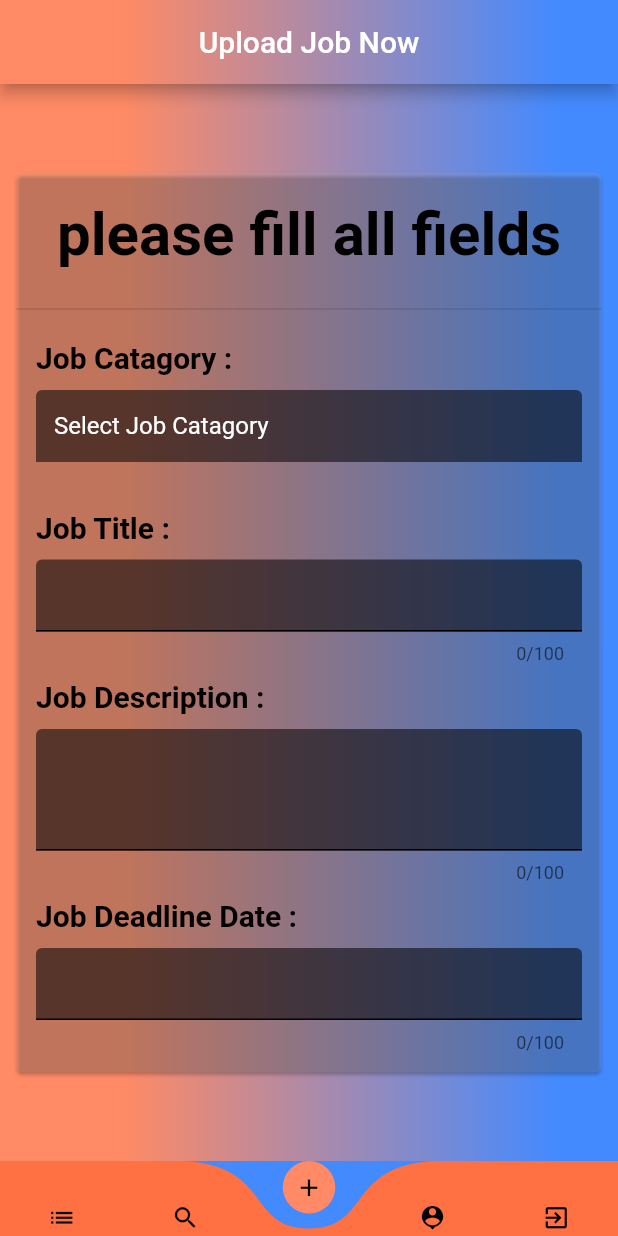
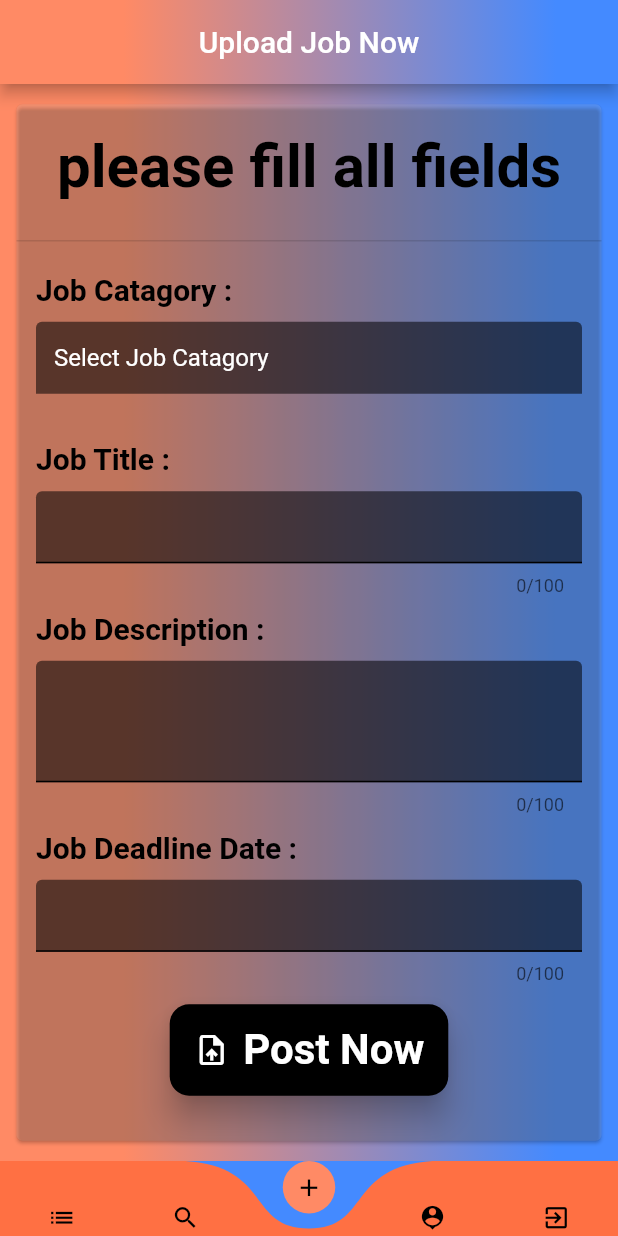
Before and after one commit to eliasdengo/cupwork, a Flutter app: the screen it shows once a user with an empty profile is signed in, item 3 of the bottom bar chosen, on a phone screen of 412 x 824 dp. Run offline on Flutter 3.47's test engine with Material 2 defaults, Android fonts, the light colour scheme and no system bars; drawn by our look-alikes of curved_navigation_bar; our stand-ins replace cached_network_image, cloud_firestore, firebase_auth, firebase_core, firebase_storage, fluttertoast and 2 more; accounts and stored records are empty; network calls fail; Roboto replaces fonts that are missing (Signatra); statements that could not run were skipped.

Commit message:
some change in uploadjobnow and we added persistance data in persistent folder by name of persistent

```diff
--- a/lib/Jobs/upload_job.dart
+++ b/lib/Jobs/upload_job.dart
@@ -1,5 +1,7 @@
 import 'package:cupwork/Widgets/bottom_nav_bar.dart';
 import 'package:flutter/material.dart';
+
+import '../Persistent/persistent.dart';
 
 class UploadJobNow extends StatefulWidget {
   @override
@@ -14,6 +16,7 @@ class _UploadJobNowState extends State<UploadJobNow> {
       TextEditingController();
   final TextEditingController _jobDeadlineDateController =
       TextEditingController();
+  bool isLoading = false;
 
   final _formkey = GlobalKey<FormState>();
 
@@ -74,8 +77,60 @@ class _UploadJobNowState extends State<UploadJobNow> {
     );
   }
 
+  _showTaskCategoriesDialog({required Size size}) {
+    showDialog(
+        context: context,
+        builder: (ctx) {
+          return AlertDialog(
+            backgroundColor: Colors.black54,
+            title: Text(
+              'Job Category',
+              textAlign: TextAlign.center,
+              style: TextStyle(fontSize: 20, color: Colors.white),
+            ),
+            content: Container(
+              width: size.width * 0.9,
+              child: ListView.builder(
+                shrinkWrap: true,
+                itemCount: Persistent.jobCategoryList.length,
+                itemBuilder: (ctxx, index) {
+                  return InkWell(
+                    onTap: () {
+                      setState(() {
+                        _jobcategoryController.text =
+                            Persistent.jobCategoryList[index];
+                      });
+                      Navigator.pop(context);
+                    },
+                    child: Row(
+                      children: [
+                        Icon(
+                          Icons.arrow_right_alt_outlined,
+                          color: Colors.grey,
+                        ),
+                        Padding(
+                          padding: EdgeInsets.all(8.0),
+                          child: Text(
+                            Persistent.jobCategoryList[index],
+                            style: TextStyle(
+                              color: Colors.grey,
+                              fontSize: 16,
+                            ),
+                          ),
+                          )
+                      ],
+                    ),
+                  );
+                },
+              ),
+            ),
+          );
+        });
+  }
+
   @override
   Widget build(BuildContext context) {
+    Size size=MediaQuery.of(context).size;
     return Container(
       decoration: BoxDecoration(
           gradient: LinearGradient(
@@ -144,7 +199,9 @@ class _UploadJobNowState extends State<UploadJobNow> {
                               valueKey: 'JobCategory',
                               controller: _jobcategoryController,
                               enabled: false,
-                              fct: () {},
+                              fct: () {
+                                _showTaskCategoriesDialog(size: size)
+                              },
                               maxLength: 100,
                             ),
                             _textTitles(label: 'Job Title :'),
@@ -174,7 +231,47 @@ class _UploadJobNowState extends State<UploadJobNow> {
                           ],
                         ),
                       ),
-                    )
+                    ),
+                    Center(
+                      child: Padding(
+                          padding: EdgeInsets.only(bottom: 30),
+                          child: isLoading
+                              ? CircularProgressIndicator()
+                              : MaterialButton(
+                                  onPressed: () {},
+                                  color: Colors.black,
+                                  elevation: 8,
+                                  shape: RoundedRectangleBorder(
+                                    borderRadius: BorderRadius.circular(13),
+                                  ),
+                                  child: Padding(
+                                    padding: EdgeInsets.symmetric(vertical: 14),
+                                    child: Row(
+                                      mainAxisSize: MainAxisSize.min,
+                                      mainAxisAlignment:
+                                          MainAxisAlignment.center,
+                                      children: [
+                                        Icon(
+                                          Icons.upload_file,
+                                          color: Colors.white,
+                                        ),
+                                        SizedBox(
+                                          width: 9,
+                                        ),
+                                        Text(
+                                          'Post Now',
+                                          style: TextStyle(
+                                            color: Colors.white,
+                                            fontWeight: FontWeight.bold,
+                                            fontSize: 28,
+                                            fontFamily: 'Signatra',
+                                          ),
+                                        ),
+                                      ],
+                                    ),
+                                  ),
+                                )),
+                    ),
                   ],
                 ),
               ),
--- /dev/null
+++ b/lib/Persistent/persistent.dart
@@ -0,0 +1,13 @@
+class Persistent {
+  static List<String> jobCategoryList = [
+    'Architecture and Construction',
+    'Education and Training',
+    'Development - programming',
+    'Business',
+    'Information Technology',
+    'Human Resources',
+    'Marketing',
+    'Design',
+    'Accounting',
+  ];
+}
```
